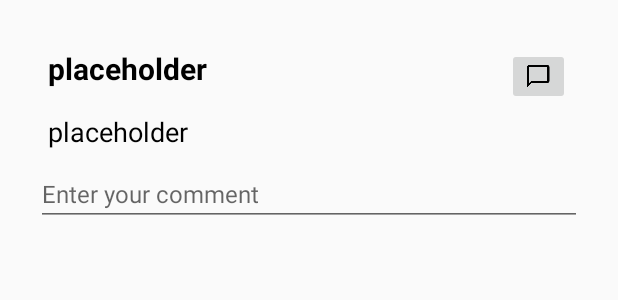
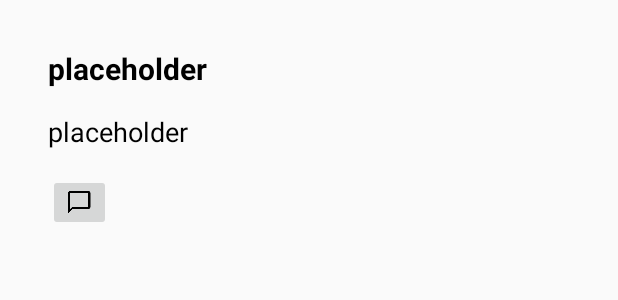
Before and after one commit to dgathogo/PostSphere, an Android app: the layout activity_post_detail.xml on its own in the app's theme, with its tools: preview values and no code run, on a phone screen of 412 x 824 dp. Shown: the top 300 px of the screen. Run offline under Robolectric (Android 15) with nearby library versions, the phone set to English and light mode, and no system bars.

Commit message:
comment dialog

```diff
--- a/app/src/main/java/us/ait/postsphere/adapter/PostAdapter.kt
+++ b/app/src/main/java/us/ait/postsphere/adapter/PostAdapter.kt
@@ -75,9 +75,9 @@ class PostAdapter(
         } else {
             holder.btnDelete.visibility = View.GONE
         }
-        holder.btnComment.setOnClickListener {
-            (context as ForumActivity).showCommentDialog()
-        }
+//        holder.btnComment.setOnClickListener {
+//            (context as ForumActivity).showCommentDialog()
+//        }
     }
 
     fun addPost(post: Post, key: String) {
--- a/app/src/main/res/layout/activity_post_detail.xml
+++ b/app/src/main/res/layout/activity_post_detail.xml
@@ -34,8 +34,8 @@
         android:layout_height="wrap_content"
         android:layout_margin="16dp"
         android:src="@drawable/ic_chat_bubble_outline"
-        app:layout_constraintEnd_toEndOf="parent"
-        app:layout_constraintTop_toTopOf="parent" />
+        app:layout_constraintStart_toStartOf="parent"
+        app:layout_constraintTop_toBottomOf="@+id/tvBody" />
 
     <TextView
         android:id="@+id/tvAuthor"
@@ -63,19 +63,8 @@
         android:layout_width="match_parent"
         android:layout_height="wrap_content"
         android:layout_margin="16dp"
-        android:layout_marginTop="20dp"
         app:layout_constraintEnd_toEndOf="parent"
         app:layout_constraintStart_toStartOf="parent"
-        app:layout_constraintTop_toBottomOf="@+id/etComment" />
+        app:layout_constraintTop_toBottomOf="@+id/btnComment" />
 
-    <EditText
-        android:id="@+id/etComment"
-        android:layout_width="match_parent"
-        android:layout_height="wrap_content"
-        android:layout_margin="@dimen/item_margin"
-        android:hint="@string/enter_your_comment"
-        android:imeOptions="actionSend"
-        android:textSize="16sp"
-        app:layout_constraintStart_toStartOf="parent"
-        app:layout_constraintTop_toBottomOf="@+id/tvBody" />
 </androidx.constraintlayout.widget.ConstraintLayout>
--- a/app/src/main/res/layout/new_comment_dialog.xml
+++ b/app/src/main/res/layout/new_comment_dialog.xml
@@ -5,7 +5,7 @@
     android:layout_height="match_parent">
 
     <EditText
-        android:id="@+id/etComment2"
+        android:id="@+id/etComment"
         android:layout_width="match_parent"
         android:hint="@string/write_your_comment"
         android:layout_height="wrap_content"/>
--- a/app/src/main/res/values/strings.xml
+++ b/app/src/main/res/values/strings.xml
@@ -22,4 +22,7 @@
     <string name="perm_granted">CAMERA perm granted</string>
     <string name="perm_not_granted">CAMERA perm NOT granted</string>
     <string name="enter_your_comment">Enter your comment</string>
+    <string name="login_ok">Login OK</string>
+    <string name="registration_ok">Registration OK!</string>
+    <string name="error">Error %1$s</string>
 </resources>
```
Also changed, not shown: app/src/main/java/us/ait/postsphere/CommentDialog.kt (+22 -46 lines), app/src/main/java/us/ait/postsphere/ForumActivity.kt (+2 -16 lines), app/src/main/java/us/ait/postsphere/LoginActivity.kt (+6 -6 lines), app/src/main/java/us/ait/postsphere/PostDetailActivity.kt (+25 -10 lines).
